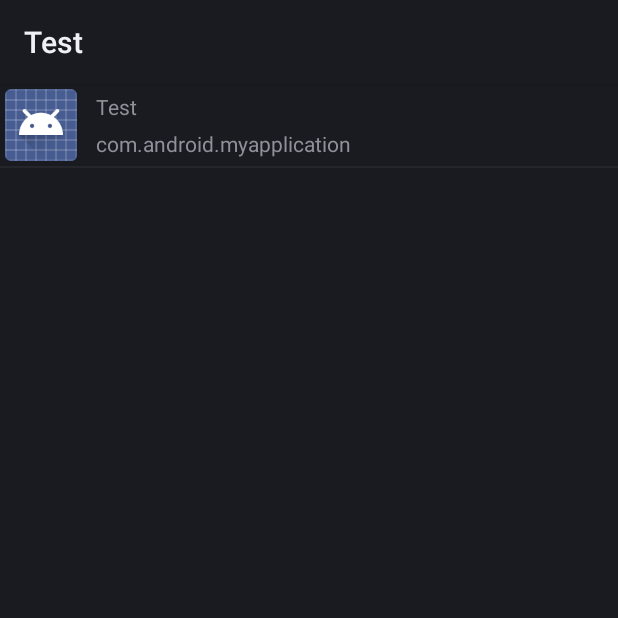
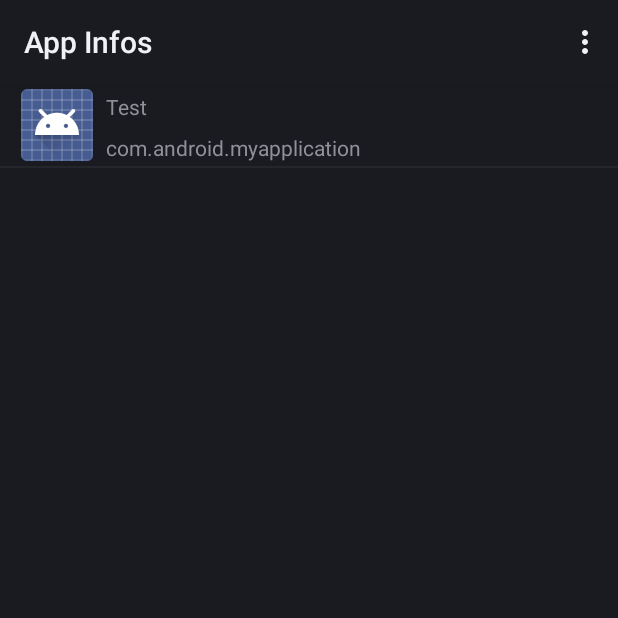
Before and after one commit to jameshilliard/MyApplication, an Android app: the PackageManagerActivity screen opened directly, with no data from a screen before it, on a phone screen of 412 x 824 dp, the top half of it. Run offline under Robolectric (Android 15) with nearby library versions, the phone set to English and light mode, and no system bars.

Commit message:
2018.6.28 提交（app module）的代码

```diff
--- a/app/src/main/java/com/android/myapplication/ui/PackageManagerActivity.java
+++ b/app/src/main/java/com/android/myapplication/ui/PackageManagerActivity.java
@@ -11,6 +11,8 @@ import android.net.Uri;
 import android.os.Build;
 import android.os.Bundle;
 import android.util.Log;
+import android.view.Menu;
+import android.view.MenuItem;
 import android.view.View;
 import android.widget.AdapterView;
 import android.widget.ListView;
@@ -25,11 +27,14 @@ import java.util.List;
 
 public class PackageManagerActivity extends Activity {
 
-    public static final String TAG = "liu-PMActivity";
+    public static final String TAG = "PMActivity";
     public Context mContext = PackageManagerActivity.this;
 
     private List<IPackageInfo> mList = new ArrayList<IPackageInfo>();
-    private List<IPackageInfo> allPackageName;
+    private List<IPackageInfo> useAppInfos = new ArrayList<>(); // 当前使用的app的集合
+    private List<IPackageInfo> allPackageName; // 所有app的集合
+    private List<IPackageInfo> systemAppInfos; // 系统app的集合
+    private List<IPackageInfo> threeAppInfos; // 第三方app的集合
 
     private AllPackageManager manager;
     private ListView listView;
@@ -37,13 +42,35 @@ public class PackageManagerActivity extends Activity {
     private ResolveInfo resolveinfo;
     private Intent intent;
 
+
     @Override
     protected void onCreate(Bundle savedInstanceState) {
         super.onCreate(savedInstanceState);
         setContentView(R.layout.activity_package_manager);
-        manager = new AllPackageManager(mContext, mList);
-        allPackageName = manager.getAllPackageName();
+        getAppList(0);
         initView();
+    }
+
+    @Override
+    public boolean onCreateOptionsMenu(Menu menu) {
+        getMenuInflater().inflate(R.menu.main, menu);
+        return true;
+    }
+
+    @Override
+    public boolean onOptionsItemSelected(MenuItem item) {
+        switch (item.getItemId()) {
+            case R.id.all_app:
+                updateList(getAppList(0));
+                break;
+            case R.id.system_app:
+                updateList(getAppList(1));
+                break;
+            case R.id.three_app:
+                updateList(getAppList(2));
+                break;
+        }
+        return true;
     }
 
     @Override
@@ -51,17 +78,57 @@ public class PackageManagerActivity extends Activity {
         super.onResume();
     }
 
+    @Override
+    protected void onDestroy() {
+        super.onDestroy();
+    }
+
+    /**
+     * 获取当前需要加载的显示的app集合，（所有应用的集合，系统应用的集合，第三方应用的集合）
+     *
+     * @param type 类型
+     * @return 返回得到当前的应用集合
+     */
+    private List<IPackageInfo> getAppList(int type) {
+        useAppInfos.clear();
+        manager = new AllPackageManager(mContext, mList);
+        manager.getSystemApp();
+        if (type == 0) {
+            allPackageName = manager.getAllPackageName();
+            useAppInfos = allPackageName;
+        } else if (type == 1) {
+            systemAppInfos = manager.getmSystemAppList();
+            useAppInfos = systemAppInfos;
+        } else if (type == 2) {
+            threeAppInfos = manager.getmThreeAppList();
+            useAppInfos = threeAppInfos;
+        }
+        return useAppInfos;
+    }
+
+    /**
+     * 初始化list view的操作
+     */
     private void initView() {
         listView = (ListView) this.findViewById(R.id.list_info);
-        baseAdapter = new PackageBaseAdapter(mContext, allPackageName);
+        setListViewInfo();
+    }
+
+    /**
+     * 更新list view 的数据源，展示不同的数据
+     *
+     * @param infoList
+     */
+    private void updateList(List<IPackageInfo> infoList) {
+        useAppInfos = infoList;
+        setListViewInfo();
+    }
+
+    private void setListViewInfo() {
+        baseAdapter = new PackageBaseAdapter(mContext, useAppInfos);
         listView.setAdapter(baseAdapter);
         listView.setOnItemClickListener(new ListViewOnItemClick());
         listView.setOnItemLongClickListener(new ListViewOnItemLongClick());
-    }
-
-    @Override
-    protected void onDestroy() {
-        super.onDestroy();
     }
 
     /**
@@ -71,7 +138,7 @@ public class PackageManagerActivity extends Activity {
 
         @Override
         public void onItemClick(AdapterView<?> adapterView, View view, int i, long l) {
-            String packageName = mList.get(i).getPackageName();
+            String packageName = useAppInfos.get(i).getPackageName();
             String className = doStartApplicationWithPackageName(packageName);
             createDialog(className);
         }
@@ -84,7 +151,7 @@ public class PackageManagerActivity extends Activity {
 
         @Override
         public boolean onItemLongClick(AdapterView<?> adapterView, View view, int i, long l) {
-            appDetailedInfo(mList.get(i).getPackageName());
+            appDetailedInfo(useAppInfos.get(i).getPackageName());
             return true; // 返回true,消费掉此次长按事件
         }
     }
@@ -107,7 +174,7 @@ public class PackageManagerActivity extends Activity {
             e.printStackTrace();
         }
         if (packageinfo == null) {
-            Log.e("liu", "error package info is null");
+            Log.e(TAG, "error package info is null");
         }
         // 创建一个类别为CATEGORY_LAUNCHER的该包名的Intent
         Intent resolveIntent = new Intent(Intent.ACTION_MAIN, null);
@@ -117,7 +184,7 @@ public class PackageManagerActivity extends Activity {
         try {
             resolveinfo = (ResolveInfo) resolveinfoList.iterator().next();
         } catch (Exception e) {
-            Log.e("liu", e.toString());
+            Log.e(TAG, e.toString());
             return "unknowns";
         }
         if (resolveinfo != null) {
--- a/app/src/main/java/com/android/myapplication/util/AllPackageManager.java
+++ b/app/src/main/java/com/android/myapplication/util/AllPackageManager.java
@@ -1,8 +1,11 @@
 package com.android.myapplication.util;
 
 import android.content.Context;
+import android.content.Intent;
 import android.content.pm.ApplicationInfo;
+import android.content.pm.PackageInfo;
 import android.content.pm.PackageManager;
+import android.content.pm.ResolveInfo;
 import android.util.Log;
 
 import java.util.ArrayList;
@@ -15,11 +18,16 @@ import java.util.List;
 
 public class AllPackageManager {
 
-    public static final String TAG_G = "liu";
+    public static final String TAG = "AllPackageManager";
+    public static final boolean DEBUG = false;
 
     private Context mContext;
     private List<IPackageInfo> mList = new ArrayList<IPackageInfo>();
     private IPackageInfo packageInfo;
+    private Intent intent;
+
+    private List<IPackageInfo> mSystemAppList = new ArrayList<>();
+    private List<IPackageInfo> mThreeAppList = new ArrayList<>();
 
     public AllPackageManager(Context mContext, List<IPackageInfo> mList) {
         this.mContext = mContext;
@@ -41,6 +49,60 @@ public class AllPackageManager {
             mList.add(packageInfo);
         }
         return mList;
+    }
+
+    /**
+     * 获取系统app
+     */
+    public void getSystemApp() {
+        // 获取全部应用
+        PackageManager packageManager = mContext.getPackageManager();
+        intent = new Intent(Intent.ACTION_MAIN);
+        intent.addCategory(Intent.CATEGORY_LAUNCHER);
+        List<ResolveInfo> infos = packageManager.queryIntentActivities(intent, 0);
+        if (DEBUG) {
+            Log.e(TAG, "infos-->" + infos.size());
+        }
+        for (int i = 0; i < infos.size(); i++) {
+            ResolveInfo resolveInfo = infos.get(i);
+            String packageName = resolveInfo.activityInfo.packageName;
+            try {
+                PackageInfo packageInfo = mContext.getPackageManager().getPackageInfo(packageName, 0);
+                if ((packageInfo.applicationInfo.flags & ApplicationInfo.FLAG_SYSTEM) <= 0) { //第三方应用
+                    if (DEBUG) {
+                        Log.i(TAG, packageName + "是第三方应用");
+                    }
+                    String packageName1 = getProgramNameByPackageName(packageName);
+                    String className = getAllPackageClassName(packageName);
+                    IPackageInfo info = new IPackageInfo();
+                    info.setPackageAppName(packageName1);
+                    info.setPackageName(packageName);
+                    info.setPackageClassName(className);
+                    mThreeAppList.add(info);
+                } else {
+                    if (DEBUG) {
+                        Log.i(TAG, packageName + "系统应用");
+                    }
+                    String packageName1 = getProgramNameByPackageName(packageName);
+                    String className = getAllPackageClassName(packageName);
+                    IPackageInfo info = new IPackageInfo();
+                    info.setPackageAppName(packageName1);
+                    info.setPackageName(packageName);
+                    info.setPackageClassName(className);
+                    mSystemAppList.add(info);
+                }
+            } catch (PackageManager.NameNotFoundException e) {
+                e.printStackTrace();
+            }
+        }
+    }
+
+    public List<IPackageInfo> getmSystemAppList() {
+        return mSystemAppList;
+    }
+
+    public List<IPackageInfo> getmThreeAppList() {
+        return mThreeAppList;
     }
 
     // 获取指定包名的应用的名称
--- a/app/src/main/res/layout/adapter_package_info_item.xml
+++ b/app/src/main/res/layout/adapter_package_info_item.xml
@@ -1,7 +1,13 @@
 <?xml version="1.0" encoding="utf-8"?>
-<RelativeLayout xmlns:android="http://schemas.android.com/apk/res/android"
+<LinearLayout xmlns:android="http://schemas.android.com/apk/res/android"
     android:layout_width="match_parent"
-    android:layout_height="match_parent">
+    android:layout_height="match_parent"
+    android:orientation="horizontal">
+
+    <View
+        android:layout_width="4dp"
+        android:layout_margin="3dp"
+        android:layout_height="48dp" />
 
     <ImageView
         android:id="@+id/image"
@@ -34,4 +40,4 @@
 
     </LinearLayout>
 
-</RelativeLayout>
+</LinearLayout>
--- /dev/null
+++ b/app/src/main/res/menu/main.xml
@@ -0,0 +1,16 @@
+<?xml version="1.0" encoding="utf-8"?>
+<menu xmlns:android="http://schemas.android.com/apk/res/android">
+
+    <item
+        android:id="@+id/all_app"
+        android:title="所有的应用" />
+
+    <item
+        android:id="@+id/system_app"
+        android:title="系统应用" />
+
+    <item
+        android:id="@+id/three_app"
+        android:title="第三方应用" />
+
+</menu>
--- a/app/src/main/res/values/dimens.xml
+++ b/app/src/main/res/values/dimens.xml
@@ -5,6 +5,6 @@
     <dimen name="record_video_margin_bottom">60dp</dimen>
     <dimen name="record_video_margin_left">20dp</dimen>
     <dimen name="record_video_time_text_size">25sp</dimen>
-    <dimen name="package_name_info_text_dimens">64dp</dimen>
+    <dimen name="package_name_info_text_dimens">5dp</dimen>
 
 </resources>
--- a/app/src/main/res/values/strings.xml
+++ b/app/src/main/res/values/strings.xml
@@ -1,5 +1,6 @@
 <resources>
     <string name="app_name">Test</string>
+    <string name="app_package_manager_name">App Infos</string>
     <string name="app_btn_screen_direction">Change the screen direction</string>
     <string name="app_btn_prepare">Prepare</string>
     <string name="app_btn_change">Change</string>
```
Also changed, not shown: app/src/main/AndroidManifest.xml (+7 -1 lines), app/src/main/java/com/android/myapplication/ui/RecordVideoActivity.java (+67 -78 lines), app/src/main/java/com/android/myapplication/util/Utils.java (+13 -0 lines), 1 other file.
